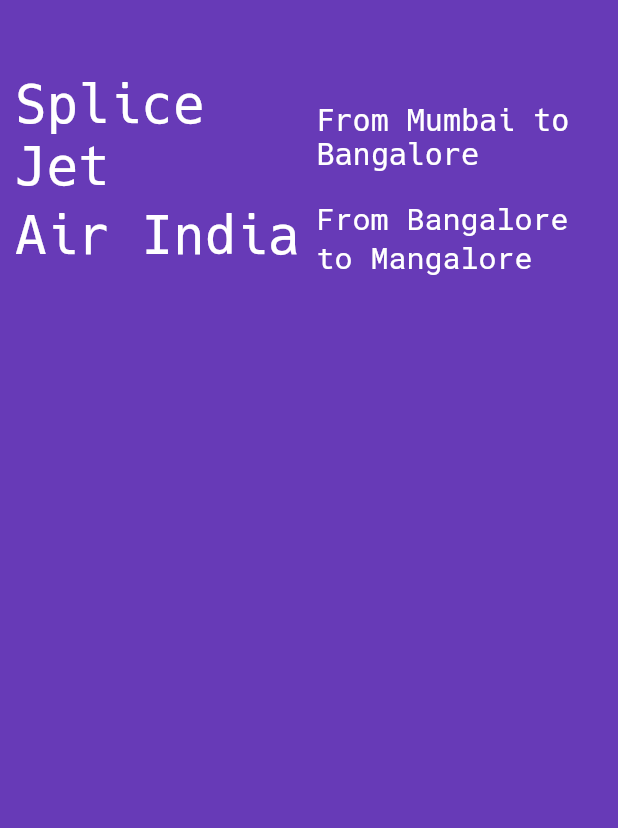
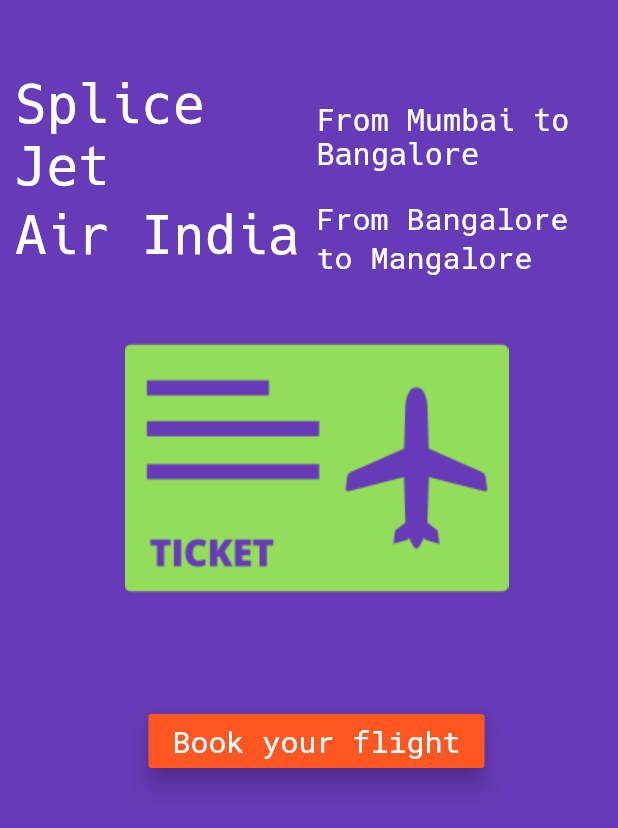
Before and after one commit to MKN1495/Flutter, a Flutter app: the screen it shows after launch, on a phone screen of 412 x 824 dp. Shown: the top 828 px of the screen. Run offline on Flutter 3.47's test engine with Material 2 defaults, Android fonts, the phone set to English and light mode, and no system bars.

Commit message:
Added Raised Button and AlertDialog  Sec2_6

```diff
--- a/lib/home.dart
+++ b/lib/home.dart
@@ -67,8 +67,57 @@ class Home extends StatelessWidget {
                   ),
                 ],
               ),
+              FlightImageAsset(),
+              FlightBookButton(),
             ],
           )),
     );
   }
 }
+
+class FlightImageAsset extends StatelessWidget {
+  @override
+  Widget build(BuildContext context) {
+    AssetImage assetImage = AssetImage('images/flight.png');
+    Image image = Image(
+      image: assetImage,
+    );
+    return Container(
+      child: image,
+    );
+  }
+}
+
+class FlightBookButton extends StatelessWidget {
+  @override
+  Widget build(BuildContext context) {
+    return Container(
+      margin: EdgeInsets.only(top: 30),
+      child: RaisedButton(
+        color: Colors.deepOrange,
+        elevation: 6,
+        child: Text(
+          "Book your flight",
+          style: TextStyle(
+              fontSize: 20,
+              color: Colors.white,
+              fontFamily: 'RobotoMono',
+              fontWeight: FontWeight.w400),
+        ),
+        onPressed: () => bookFlight(context),
+      ),
+    );
+  }
+}
+
+void bookFlight(BuildContext context) {
+  var alertDialog = AlertDialog(
+    title: Text("Flight Booked Successfully"),
+    content: Text("Have a pleasant flight"),
+  );
+
+  showDialog(
+    context: context,
+    builder: (BuildContext context) => alertDialog,
+  );
+}
--- a/pubspec.yaml
+++ b/pubspec.yaml
@@ -45,8 +45,8 @@ flutter:
   uses-material-design: true
 
   # To add assets to your application, add an assets section, like this:
-  # assets:
-  #   - images/a_dot_burr.jpeg
+  assets:
+    - images/flight.png
   #   - images/a_dot_ham.jpeg
 
   # An image asset can refer to one or more resolution-specific "variants", see
```
Also changed, not shown: images/flight.png (added).
